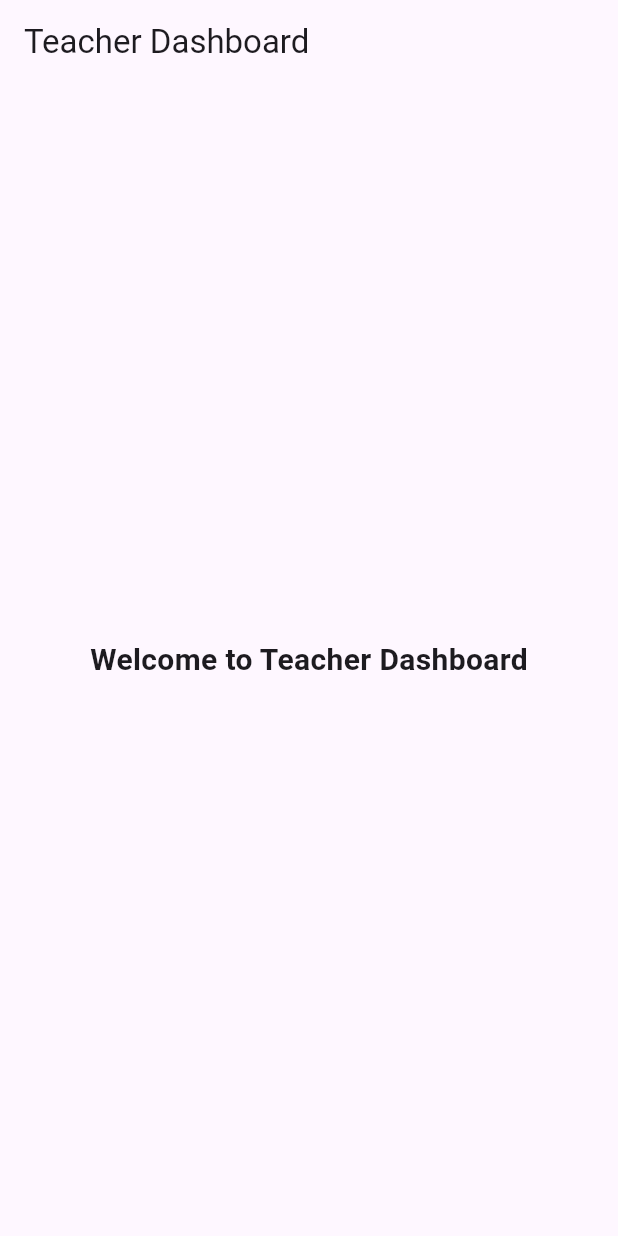
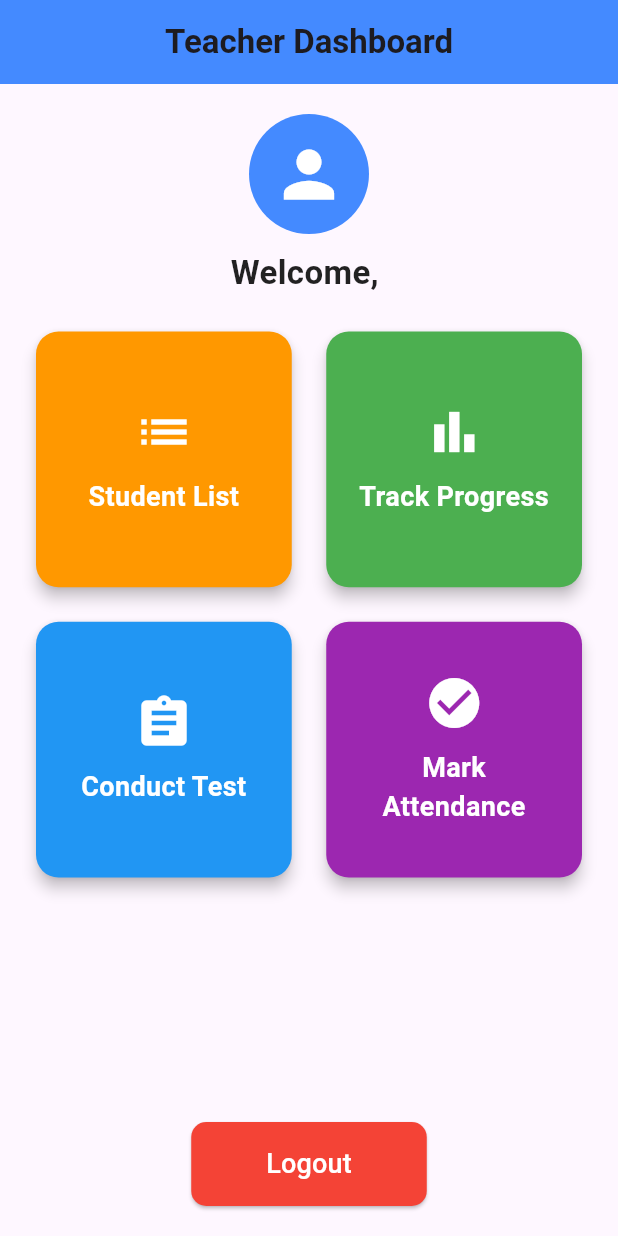
Before and after one commit to ommore86/Tiny-Tots, a Flutter app: the TeacherDashboard screen opened directly, on a phone screen of 412 x 824 dp. Run offline on Flutter 3.47's test engine with Material 3 defaults, Android fonts, the light colour scheme and no system bars; our stand-ins replace audioplayers, cloud_firestore, firebase_auth, firebase_core; accounts and stored records are empty.

Commit message:
Teacher's Module

```diff
--- a/tiny_tots/lib/screens/teacher_dashboard.dart
+++ b/tiny_tots/lib/screens/teacher_dashboard.dart
@@ -1,14 +1,154 @@
 import 'package:flutter/material.dart';
+import 'package:firebase_auth/firebase_auth.dart';
+import 'package:cloud_firestore/cloud_firestore.dart';
+import '../login_screen.dart';
+import 'conduct_test_screen.dart';
+import 'track_progress_screen.dart';
+import 'student_list_screen.dart';
+import 'mark_attendance_screen.dart';
 
-class TeacherDashboard extends StatelessWidget {
+class TeacherDashboard extends StatefulWidget {
+  @override
+  _TeacherDashboardState createState() => _TeacherDashboardState();
+}
+
+class _TeacherDashboardState extends State<TeacherDashboard> {
+  final FirebaseAuth _auth = FirebaseAuth.instance;
+  final FirebaseFirestore _firestore = FirebaseFirestore.instance;
+
+  String teacherName = "Loading...";
+
+  @override
+  void initState() {
+    super.initState();
+    _fetchTeacherName();
+  }
+
+  Future<void> _fetchTeacherName() async {
+    User? user = _auth.currentUser;
+    if (user != null) {
+      DocumentSnapshot teacherDoc = await _firestore.collection("users").doc(user.uid).get();
+      setState(() {
+        teacherName = teacherDoc["name"] ?? "Teacher";
+      });
+    }
+  }
+
+  Future<void> _logout() async {
+    await _auth.signOut();
+    Navigator.pushReplacement(context, MaterialPageRoute(builder: (context) => LoginScreen()));
+  }
+
   @override
   Widget build(BuildContext context) {
     return Scaffold(
-      appBar: AppBar(title: Text("Teacher Dashboard")),
-      body: Center(
-        child: Text(
-          "Welcome to Teacher Dashboard",
-          style: TextStyle(fontSize: 20, fontWeight: FontWeight.bold),
+      appBar: AppBar(
+        title: Text("Teacher Dashboard", style: TextStyle(fontWeight: FontWeight.bold)),
+        centerTitle: true,
+        backgroundColor: Colors.blueAccent,
+      ),
+      body: Padding(
+        padding: EdgeInsets.all(20),
+        child: Column(
+          crossAxisAlignment: CrossAxisAlignment.start,
+          children: [
+            // ✅ Teacher's Name Header
+            Center(
+              child: Column(
+                children: [
+                  CircleAvatar(
+                    radius: 40,
+                    backgroundColor: Colors.blueAccent,
+                    child: Icon(Icons.person, size: 50, color: Colors.white),
+                  ),
+                  SizedBox(height: 10),
+                  Text(
+                    "Welcome, $teacherName",
+                    style: TextStyle(fontSize: 22, fontWeight: FontWeight.bold, color: Colors.black87),
+                  ),
+                  SizedBox(height: 20),
+                ],
+              ),
+            ),
+
+            Expanded(
+              child: GridView.count(
+                crossAxisCount: 2,
+                crossAxisSpacing: 15,
+                mainAxisSpacing: 15,
+                children: [
+                  _buildDashboardCard(
+                    context,
+                    "Student List",
+                    Icons.list,
+                    Colors.orange,
+                    () => Navigator.push(context, MaterialPageRoute(builder: (context) => StudentListScreen())),
+                  ),
+                  _buildDashboardCard(
+                    context,
+                    "Track Progress",
+                    Icons.bar_chart,
+                    Colors.green,
+                    () => Navigator.push(context, MaterialPageRoute(builder: (context) => TrackProgressScreen())),
+                  ),
+                  _buildDashboardCard(
+                    context,
+                    "Conduct Test",
+                    Icons.assignment,
+                    Colors.blue,
+                    () => Navigator.push(context, MaterialPageRoute(builder: (context) => ConductTestScreen())),
+                  ),
+                  _buildDashboardCard(
+                    context,
+                    "Mark Attendance",
+                    Icons.check_circle,
+                    Colors.purple,
+                    () => Navigator.push(context, MaterialPageRoute(builder: (context) => MarkAttendanceScreen())),
+                  ),
+                ],
+              ),
+            ),
+
+            // ✅ Logout Button
+            Center(
+              child: ElevatedButton(
+                onPressed: _logout,
+                style: ElevatedButton.styleFrom(
+                  backgroundColor: Colors.red,
+                  padding: EdgeInsets.symmetric(horizontal: 50, vertical: 15),
+                  shape: RoundedRectangleBorder(borderRadius: BorderRadius.circular(10)),
+                ),
+                child: Text("Logout", style: TextStyle(fontSize: 18, color: Colors.white)),
+              ),
+            ),
+          ],
+        ),
+      ),
+    );
+  }
+
+  // ✅ Reusable Dashboard Card Function
+  Widget _buildDashboardCard(BuildContext context, String title, IconData icon, Color color, VoidCallback onTap) {
+    return GestureDetector(
+      onTap: onTap,
+      child: Card(
+        shape: RoundedRectangleBorder(borderRadius: BorderRadius.circular(15)),
+        elevation: 4,
+        color: color,
+        child: Container(
+          padding: EdgeInsets.all(20),
+          child: Column(
+            mainAxisAlignment: MainAxisAlignment.center,
+            children: [
+              Icon(icon, size: 40, color: Colors.white),
+              SizedBox(height: 10),
+              Text(
+                title,
+                textAlign: TextAlign.center,
+                style: TextStyle(fontSize: 18, fontWeight: FontWeight.bold, color: Colors.white),
+              ),
+            ],
+          ),
         ),
       ),
     );
--- a/tiny_tots/pubspec.yaml
+++ b/tiny_tots/pubspec.yaml
@@ -15,6 +15,7 @@ environment:
 dependencies:
   flutter:
     sdk: flutter
+  intl: ^0.17.0
 
   # Cupertino Icons for iOS-style icons
   cupertino_icons: ^1.0.8
```
Also changed, not shown: tiny_tots/lib/screens/conduct_test_screen.dart (added, +168 -0 lines), tiny_tots/lib/screens/mark_attendance_screen.dart (added, +115 -0 lines), tiny_tots/lib/screens/student_list_screen.dart (added, +65 -0 lines), tiny_tots/lib/screens/track_progress_screen.dart (added, +54 -0 lines), tiny_tots/pubspec.lock.
